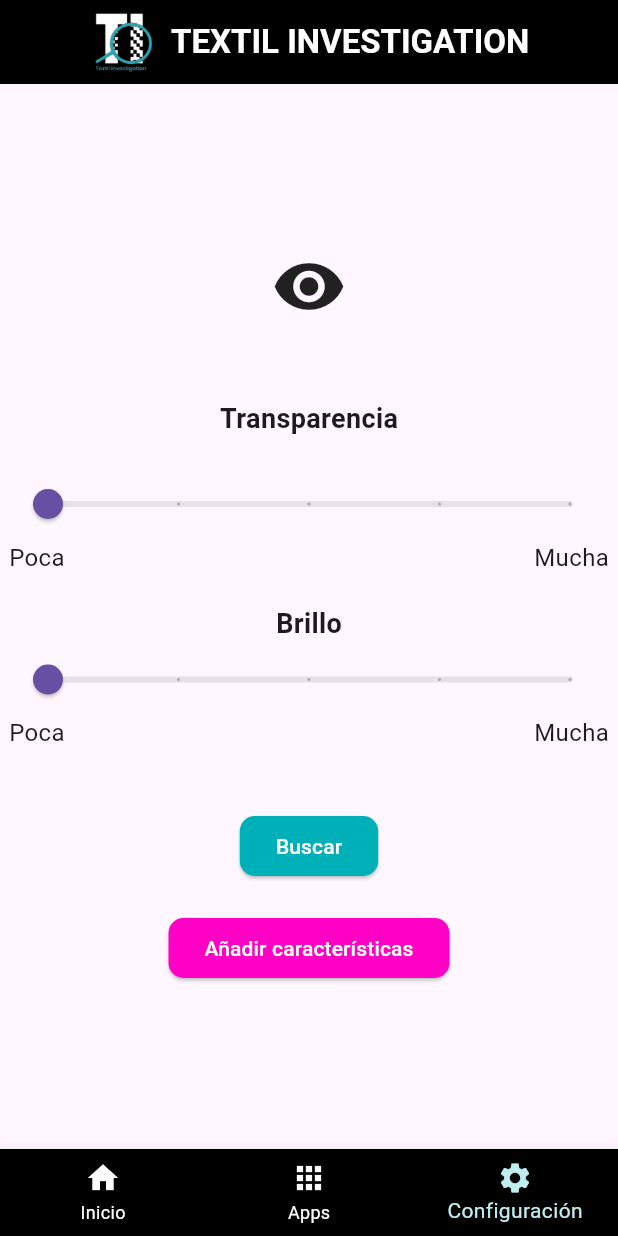
After one commit to LordTumoR/textil_investigation_flutter, a Flutter app: the HomeScreen screen opened by its route, item 3 of the bottom bar chosen, on a phone screen of 412 x 824 dp. The commit adds this screen. Run offline on Flutter 3.47's test engine with Material 3 defaults, Android fonts, the phone set to English and light mode, and no system bars; our stand-ins replace diacritic, equatable, flutter_bloc, get_it, go_router, shared_preferences; accounts and stored records are empty.

Commit message:
añado el apartado de filtro por visuales

```diff
--- a/textil_investigation/lib/presentations/screens/home_screen.dart
+++ b/textil_investigation/lib/presentations/screens/home_screen.dart
@@ -6,6 +6,7 @@ import 'package:textil_investigation/presentations/blocs/index_bloc.dart';
 import 'package:textil_investigation/presentations/blocs/index_event.dart';
 import 'package:textil_investigation/presentations/navigatorBar/default_bottom_navigation_bar.dart';
 import 'package:textil_investigation/presentations/widgets/home_widget.dart';
+import 'package:textil_investigation/presentations/widgets/visuals_widget.dart';
 import 'package:textil_investigation/presentations/widgets/search_text_widget.dart';
 import 'package:textil_investigation/presentations/widgets/tactile_widget.dart';
 import 'package:textil_investigation/presentations/widgets/widget_caracteristics_request.dart';
@@ -81,7 +82,7 @@ class _HomeScreenState extends State<HomeScreen> {
       case 1:
         return buildCaracteristicsWidget(context);
       case 2:
-      //return CustomSliderWidget();
+        return const VisualsWidget();
       default:
         return const CustomScreen();
     }
--- /dev/null
+++ b/textil_investigation/lib/presentations/widgets/visuals_widget.dart
@@ -0,0 +1,109 @@
+import 'package:flutter/material.dart';
+
+class VisualsWidget extends StatefulWidget {
+  const VisualsWidget({super.key});
+
+  @override
+  _VisualsWidgetState createState() => _VisualsWidgetState();
+}
+
+class _VisualsWidgetState extends State<VisualsWidget> {
+  double _transparency = 1;
+  double _brightness = 1;
+
+  @override
+  Widget build(BuildContext context) {
+    return Center(
+      child: ConstrainedBox(
+        constraints: BoxConstraints(
+          maxWidth: 400,
+          minHeight: MediaQuery.of(context).size.height,
+        ),
+        child: Column(
+          mainAxisAlignment: MainAxisAlignment.center,
+          crossAxisAlignment: CrossAxisAlignment.center,
+          children: [
+            const Icon(Icons.visibility, size: 50),
+            const SizedBox(height: 50),
+            const Text(
+              'Transparencia',
+              style: TextStyle(fontSize: 18, fontWeight: FontWeight.bold),
+            ),
+            const SizedBox(height: 20),
+            Slider(
+              value: _transparency,
+              min: 1,
+              max: 5,
+              divisions: 4,
+              label: _transparency.toStringAsFixed(1),
+              onChanged: (value) {
+                setState(() {
+                  _transparency = value;
+                });
+              },
+            ),
+            const Row(
+              mainAxisAlignment: MainAxisAlignment.spaceBetween,
+              children: [
+                Text('Poca', style: TextStyle(fontSize: 16)),
+                Text('Mucha', style: TextStyle(fontSize: 16)),
+              ],
+            ),
+            const SizedBox(height: 20),
+            const Text(
+              'Brillo',
+              style: TextStyle(fontSize: 18, fontWeight: FontWeight.bold),
+            ),
+            Slider(
+              value: _brightness,
+              min: 1,
+              max: 5,
+              divisions: 4,
+              label: _brightness.toStringAsFixed(1),
+              onChanged: (value) {
+                setState(() {
+                  _brightness = value;
+                });
+              },
+            ),
+            const Row(
+              mainAxisAlignment: MainAxisAlignment.spaceBetween,
+              children: [
+                Text('Poca', style: TextStyle(fontSize: 16)),
+                Text('Mucha', style: TextStyle(fontSize: 16)),
+              ],
+            ),
+            const SizedBox(height: 40),
+            ElevatedButton(
+              onPressed: () {},
+              style: ElevatedButton.styleFrom(
+                backgroundColor: const Color(0xFF00B0B9),
+                shape: RoundedRectangleBorder(
+                  borderRadius: BorderRadius.circular(10),
+                ),
+              ),
+              child: const Text(
+                'Buscar',
+                style: TextStyle(color: Colors.white),
+              ),
+            ),
+            const SizedBox(height: 20),
+            ElevatedButton(
+              onPressed: () {},
+              style: ElevatedButton.styleFrom(
+                backgroundColor: const Color(0xFFFF00C5),
+                shape: RoundedRectangleBorder(
+                  borderRadius: BorderRadius.circular(10),
+                ),
+              ),
+              child: const Text(
+                'Añadir características',
+                style: TextStyle(color: Colors.white),
+              ),
+            ),
+          ],
+        ),
+      ),
+    );
+  }
+}
```
